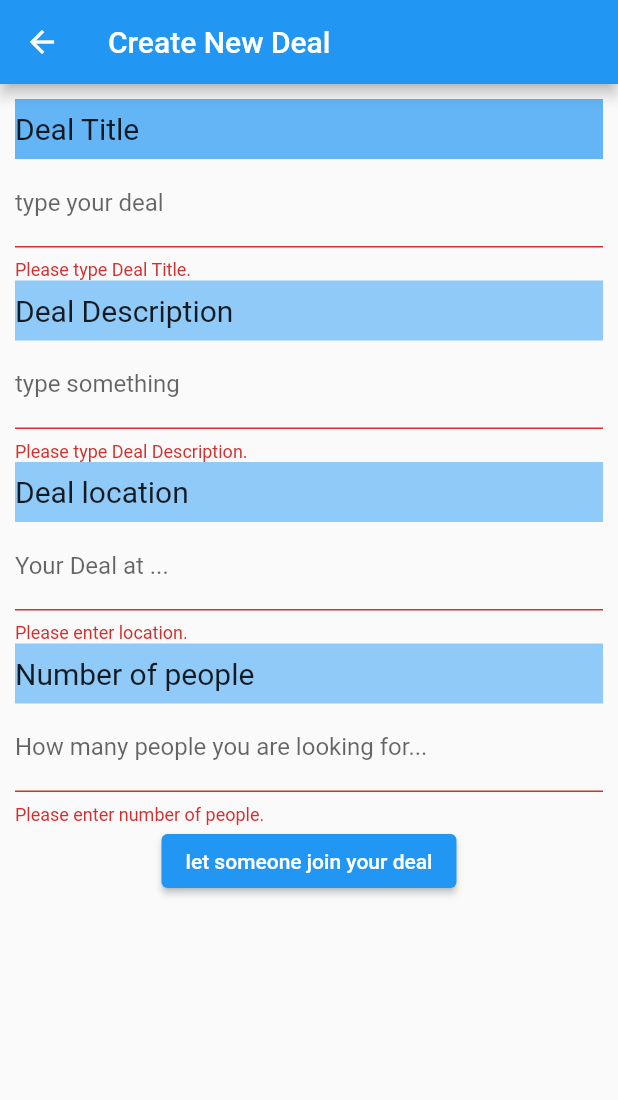
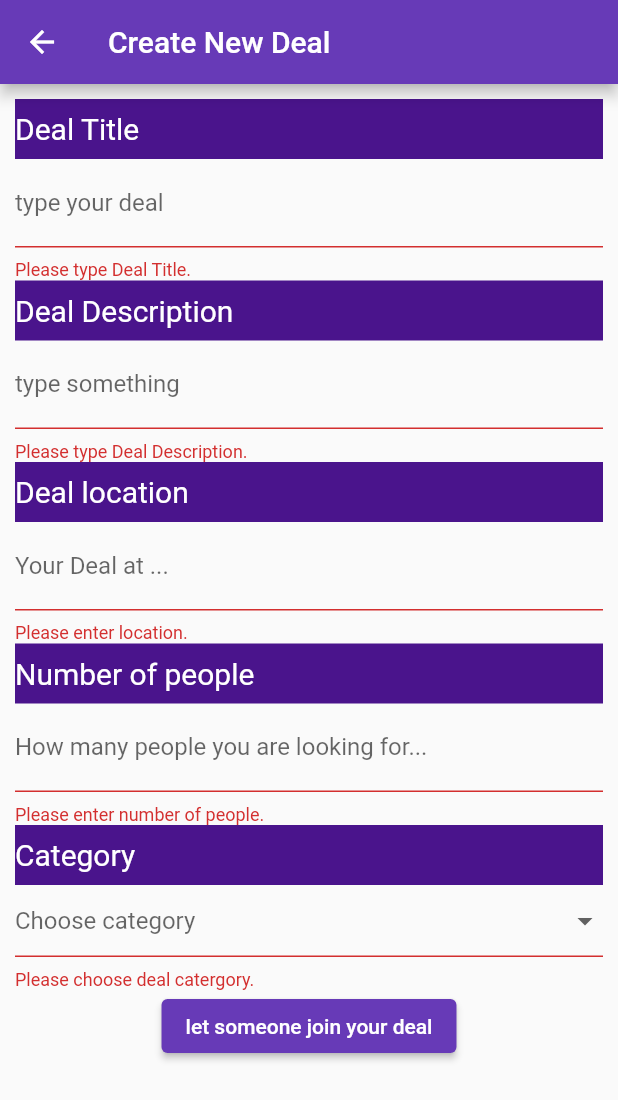
Before and after one commit to is767-1-2021/walaikorn, a Flutter app: the CreateDeal screen opened by its route, after a tap on "let someone join your deal", on a phone screen of 412 x 824 dp. Shown: the top 1100 px of the screen. Run offline on Flutter 3.47's test engine with Material 2 defaults, Android fonts, the phone set to English and light mode, and no system bars; project files that could hold a hidden picture were left out.

Commit message:
ืadd category

```diff
--- a/team_app/lib/create_deal.dart
+++ b/team_app/lib/create_deal.dart
@@ -26,6 +26,7 @@ class _NewDealState extends State<NewDeal> {
   String? _dealdescription;
   String? _location;
   int? _numberofpeople;
+  String? _category;
 
   @override
   Widget build(BuildContext context) {
@@ -38,10 +39,10 @@ class _NewDealState extends State<NewDeal> {
             height: 40,
             child: Align(
               alignment: Alignment.centerLeft,
-              child: Text('Deal Title', style: TextStyle(fontSize: 20.0),)
+              child: Text('Deal Title', style: TextStyle(fontSize: 20.0, color: Colors.white))
             ),
               decoration: BoxDecoration(
-              color: Colors.blue[300],
+              color: Colors.purple[900],
             ),
           ),
           TextFormField(
@@ -64,10 +65,10 @@ class _NewDealState extends State<NewDeal> {
             height: 40,
             child: Align(
               alignment: Alignment.centerLeft,
-              child: Text('Deal Description', style: TextStyle(fontSize: 20.0))
+              child: Text('Deal Description', style: TextStyle(fontSize: 20.0, color: Colors.white ))
             ),
               decoration: BoxDecoration(
-              color: Colors.blue[200],
+              color: Colors.purple[900],
             ),
           ),
            TextFormField(
@@ -90,10 +91,10 @@ class _NewDealState extends State<NewDeal> {
             height: 40,
             child: Align(
               alignment: Alignment.centerLeft,
-              child: Text('Deal location', style: TextStyle(fontSize: 20.0),)
+              child: Text('Deal location', style: TextStyle(fontSize: 20.0, color: Colors.white))
             ),
               decoration: BoxDecoration(
-              color: Colors.blue[200],
+              color: Colors.purple[900],
             ),
           ),
            TextFormField(
@@ -116,10 +117,10 @@ class _NewDealState extends State<NewDeal> {
             height: 40,
             child: Align(
               alignment: Alignment.centerLeft,
-              child: Text('Number of people', style:TextStyle(fontSize: 20.0))
+              child: Text('Number of people', style:TextStyle(fontSize: 20.0, color: Colors.white))
             ),
               decoration: BoxDecoration(
-              color: Colors.blue[200],
+              color: Colors.purple[900],
             ),
           ),
            TextFormField(
@@ -142,12 +143,47 @@ class _NewDealState extends State<NewDeal> {
               _numberofpeople = int.parse(value!);
             },
           ),
+          Container(
+            height: 40,
+            child: Align(
+              alignment: Alignment.centerLeft,
+              child: Text('Category', style: TextStyle(fontSize: 20.0, color: Colors.white ))
+            ),
+              decoration: BoxDecoration(
+              color: Colors.purple[900],
+            ),
+          ),
+          DropdownButtonFormField<String>(
+            value: _category,
+            items: ['Food & Berverage', 'Entertainment', 'Travel', 'Groceries', 'Other'] //list of categories
+              .map((label) => DropdownMenuItem(
+                child: Text(label),
+                value: label,
+              ))
+              .toList(),
+            hint: Text('Choose category'),
+            onChanged: (value) {
+              setState(() {
+                _category = value;
+              });
+            },
+            validator: (value) {
+              if (value == null || value.isEmpty) {
+                return 'Please choose deal catergory.';
+              }
+
+              return null;
+            },
+            onSaved: (value) {
+              _category = value;
+            },
+          ),
           ElevatedButton(
             onPressed: () {
               if (_dealdetail.currentState!.validate()) {
                 _dealdetail.currentState!.save();
 
-              print('your deal has created = $_dealtitle $_dealdescription $_location $_numberofpeople');
+              print('your deal has created = $_dealtitle $_dealdescription $_location $_numberofpeople $_category');
 
               }
             },
```
Also changed, not shown: team_app/lib/Join_deal.dart (added, +65 -0 lines), team_app/lib/main.dart (+5 -2 lines).
